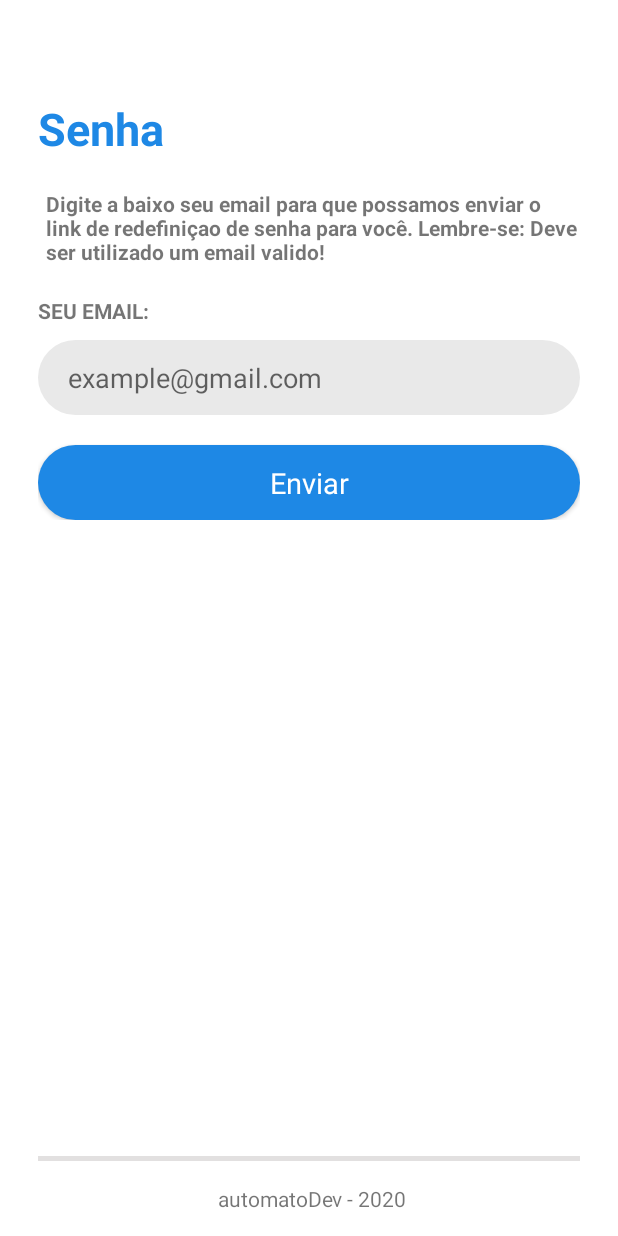
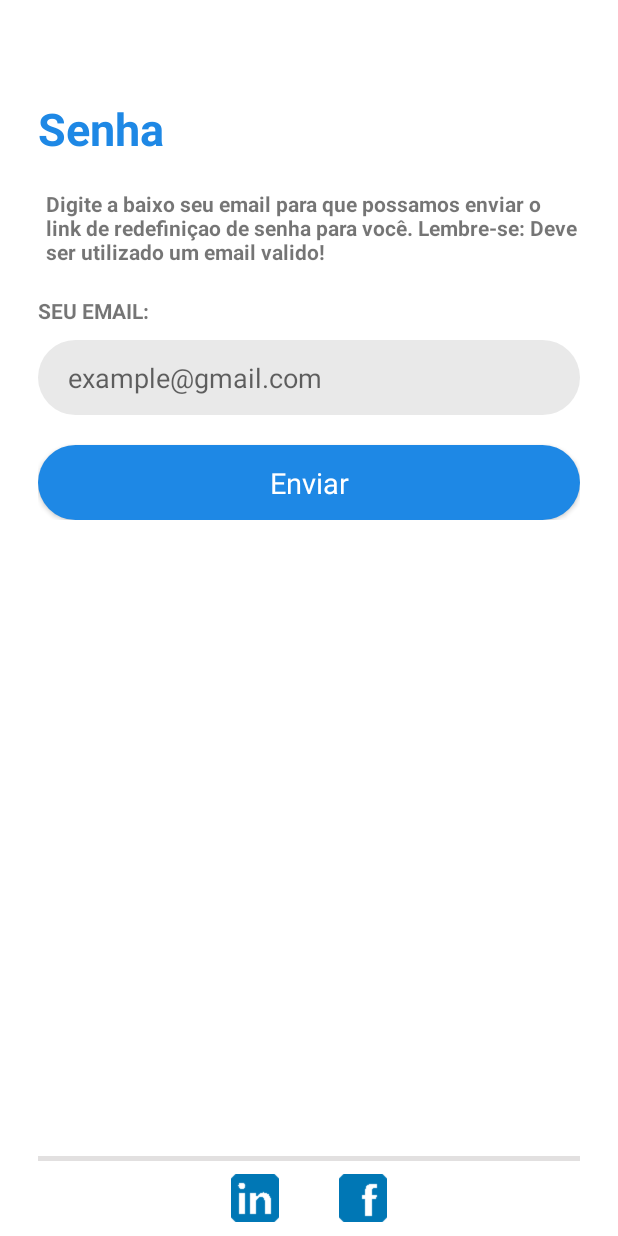
Before and after one commit to nuLL-cmd/coin_see_app_android_public, an Android app: the ForgotActivity screen opened directly, with no data from a screen before it, on a phone screen of 412 x 824 dp. Run offline under Robolectric (Android 15) with nearby library versions, the phone set to English and light mode, and no system bars; Roboto replaces fonts that are not available here.

Commit message:
Ajustes no design e introdução de animação da lista na mainActivity

```diff
--- /dev/null
+++ b/app/src/main/java/com/automatodev/coinSee/controller/service/FirebaseCallback.java
@@ -0,0 +1,5 @@
+package com.automatodev.coinSee.controller.service;
+
+public interface FirebaseCallback {
+    void onSuccess(Boolean status);
+}
--- a/app/src/main/java/com/automatodev/coinSee/view/activity/LoginActivity.java
+++ b/app/src/main/java/com/automatodev/coinSee/view/activity/LoginActivity.java
@@ -17,7 +17,6 @@ public class LoginActivity extends AppCompatActivity {
     protected void onCreate(Bundle savedInstanceState) {
         super.onCreate(savedInstanceState);
         setContentView(R.layout.activity_login);
-
         auth = new AuthFirebase(this);
     }
     @Override
@@ -47,7 +46,7 @@ public class LoginActivity extends AppCompatActivity {
         }
     }
     public void actLoginMain(View view){
-       auth.login("teste@gmail.com","402866");
+       auth.login("teste@gmail.com", "402866");
     }
 
 }
--- a/app/src/main/res/anim/push_right.xml
+++ b/app/src/main/res/anim/push_right.xml
@@ -3,7 +3,7 @@
     <translate
         android:toXDelta="0"
         android:fromXDelta="-100%p"
-        android:duration="1000"
+        android:duration="500"
         >
     </translate>
 
--- a/app/src/main/res/layout/activity_details.xml
+++ b/app/src/main/res/layout/activity_details.xml
@@ -294,7 +294,7 @@
                     <RelativeLayout
                         android:layout_width="match_parent"
                         android:layout_height="wrap_content"
-                        android:orientation="vertical">
+                      >
 
                         <TextView
                             android:layout_width="wrap_content"
@@ -310,7 +310,7 @@
                         <com.github.mikephil.charting.charts.LineChart
                             android:id="@+id/chart"
                             android:layout_width="match_parent"
-                            android:layout_height="210dp"
+                            android:layout_height="match_parent"
                             android:layout_marginStart="3dp"
                             android:layout_below="@id/lbl_titleGraph_details"
                             android:layout_marginEnd="3dp"
--- a/app/src/main/res/layout/activity_forgot.xml
+++ b/app/src/main/res/layout/activity_forgot.xml
@@ -89,15 +89,21 @@
                 android:orientation="horizontal"
                 >
 
-                <TextView
-                    android:layout_width="wrap_content"
-                    android:layout_height="match_parent"
-                    android:text="@string/automatodev"
-                    android:textAlignment="center"
+                <ImageView
+                    android:id="@+id/imgLinkedin_splash2"
+                    android:layout_width="32dp"
+                    android:layout_height="32dp"
+                    android:layout_marginEnd="20dp"
                     android:clickable="true"
-                    android:onClick="actRegisterLogin"
-                    android:layout_marginStart="5dp"
-                    android:gravity="center"/>
+                    android:src="@drawable/linkedin_blue_48" />
+
+                <ImageView
+                    android:id="@+id/imgFacebook_splash2"
+                    android:layout_width="32dp"
+                    android:layout_height="32dp"
+                    android:layout_marginStart="20dp"
+                    android:clickable="true"
+                    android:src="@drawable/face_blue_48" />
 
 
             </LinearLayout>
```
Also changed, not shown: app/src/main/java/com/automatodev/coinSee/models/Firebase/AuthFirebase.java (+17 -9 lines), app/src/main/java/com/automatodev/coinSee/view/activity/MainActivity.java (+9 -0 lines), app/src/main/java/com/automatodev/coinSee/view/activity/SplashActivity.java (+5 -12 lines), app/src/main/res/layout/activity_login.xml (+11 -0 lines), app/src/main/res/layout/activity_main.xml (+9 -7 lines), app/src/main/res/layout/activity_splash.xml (+6 -16 lines), app/src/main/res/layout/progress_login.xml (added, +19 -0 lines).
